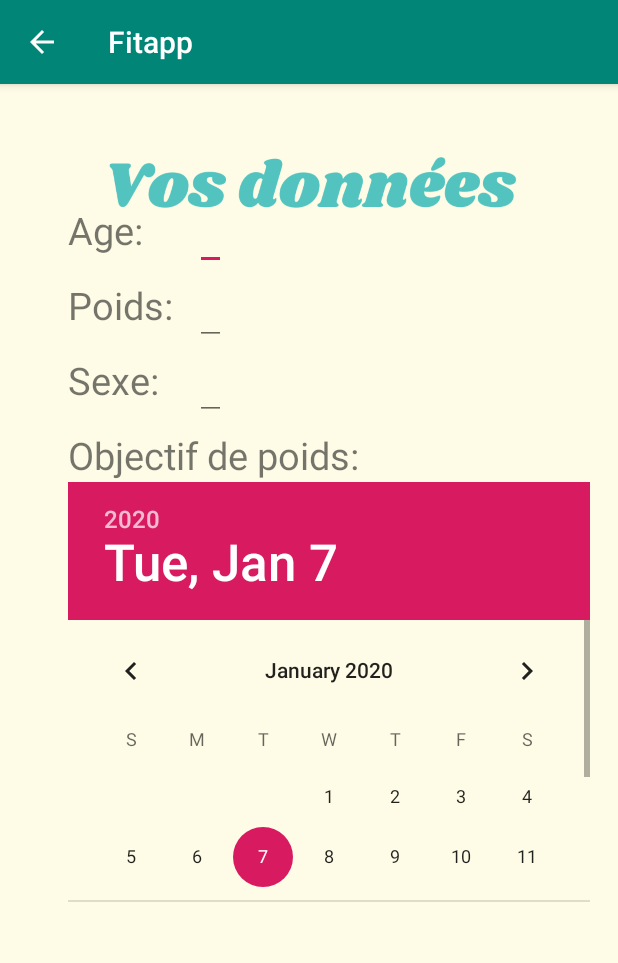
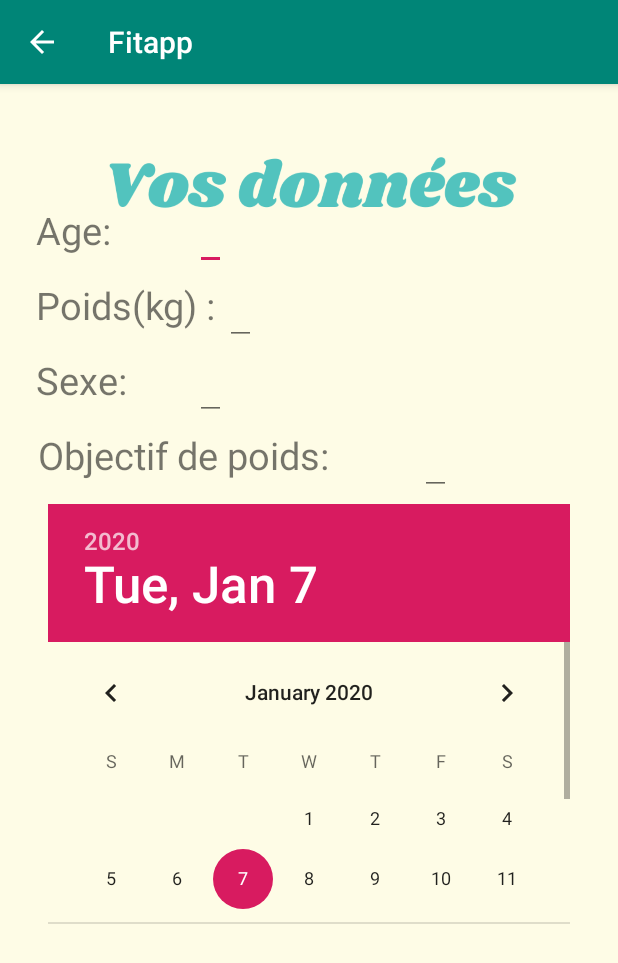
Before and after one commit to MikailINTech/fitapp, an Android app: the dataActivity screen opened directly, with no data from a screen before it, on a phone screen of 412 x 824 dp. Shown: the top 963 px of the screen. Run offline under Robolectric (Android 15) with nearby library versions, the phone set to English and light mode, and no system bars.

Commit message:
amélioration de la mise en page des deux activités

```diff
--- a/Fitapp/app/src/main/res/layout/activity_data.xml
+++ b/Fitapp/app/src/main/res/layout/activity_data.xml
@@ -18,6 +18,7 @@
             android:layout_marginStart="130dp"
             android:layout_marginLeft="130dp"
             android:layout_marginTop="76dp"
+            android:inputType="number"
             android:text=""
             android:textSize="20dp"
             app:layout_constraintStart_toStartOf="parent"
@@ -27,35 +28,39 @@
             android:id="@+id/agetext"
             android:layout_width="150dp"
             android:layout_height="56dp"
-            android:layout_marginStart="45dp"
-            android:layout_marginLeft="45dp"
+            android:layout_marginStart="24dp"
+            android:layout_marginLeft="24dp"
             android:layout_marginTop="80dp"
             android:text="Age: "
             android:textSize="25dp"
             app:layout_constraintStart_toStartOf="parent"
             app:layout_constraintTop_toTopOf="parent" />
+
         <EditText
             android:id="@+id/poids"
             android:layout_width="wrap_content"
             android:layout_height="wrap_content"
-            android:layout_marginStart="130dp"
-            android:layout_marginLeft="130dp"
+            android:layout_marginStart="150dp"
+            android:layout_marginLeft="150dp"
             android:layout_marginTop="126dp"
+            android:inputType="number"
             android:text=""
             android:textSize="20dp"
             app:layout_constraintStart_toStartOf="parent"
             app:layout_constraintTop_toTopOf="parent"></EditText>
+
         <TextView
             android:id="@+id/poidstext"
             android:layout_width="150dp"
             android:layout_height="56dp"
-            android:layout_marginStart="45dp"
-            android:layout_marginLeft="45dp"
+            android:layout_marginStart="24dp"
+            android:layout_marginLeft="24dp"
             android:layout_marginTop="130dp"
-            android:text="Poids: "
+            android:text="Poids(kg) : "
             android:textSize="25dp"
             app:layout_constraintStart_toStartOf="parent"
             app:layout_constraintTop_toTopOf="parent" />
+
         <EditText
             android:id="@+id/sexe"
             android:layout_width="wrap_content"
@@ -63,21 +68,24 @@
             android:layout_marginStart="130dp"
             android:layout_marginLeft="130dp"
             android:layout_marginTop="176dp"
+            android:inputType="text"
             android:text=""
             android:textSize="20dp"
             app:layout_constraintStart_toStartOf="parent"
             app:layout_constraintTop_toTopOf="parent"></EditText>
+
         <TextView
             android:id="@+id/sexetext"
             android:layout_width="150dp"
             android:layout_height="56dp"
-            android:layout_marginStart="45dp"
-            android:layout_marginLeft="45dp"
+            android:layout_marginStart="24dp"
+            android:layout_marginLeft="24dp"
             android:layout_marginTop="180dp"
             android:text="Sexe: "
             android:textSize="25dp"
             app:layout_constraintStart_toStartOf="parent"
             app:layout_constraintTop_toTopOf="parent" />
+
         <EditText
             android:id="@+id/objectif"
             android:layout_width="wrap_content"
@@ -89,29 +97,37 @@
             android:textSize="20dp"
             app:layout_constraintStart_toStartOf="parent"
             app:layout_constraintTop_toTopOf="parent"></EditText>
+
         <TextView
             android:id="@+id/objectiftext"
             android:layout_width="250dp"
             android:layout_height="56dp"
-            android:layout_marginStart="45dp"
-            android:layout_marginLeft="45dp"
+            android:layout_marginStart="24dp"
+            android:layout_marginLeft="24dp"
             android:layout_marginTop="230dp"
+            android:layout_marginEnd="4dp"
+            android:layout_marginRight="4dp"
+            android:inputType="number"
             android:text="Objectif de poids: "
             android:textSize="25dp"
+            app:layout_constraintEnd_toStartOf="@+id/objectif"
             app:layout_constraintStart_toStartOf="parent"
             app:layout_constraintTop_toTopOf="parent" />
 
         <DatePicker
-            android:datePickerMode="calendar"
+            android:id="@+id/datePicker"
             android:layout_width="wrap_content"
             android:layout_height="280dp"
-            android:layout_marginStart="45dp"
-            android:layout_marginTop="265dp"
-            android:layout_marginLeft="150dp"
+            android:layout_marginStart="24dp"
+            android:layout_marginLeft="24dp"
+            android:layout_marginTop="280dp"
+            android:layout_marginEnd="24dp"
+            android:layout_marginRight="24dp"
+            android:datePickerMode="calendar"
+            app:layout_constraintEnd_toEndOf="parent"
+            app:layout_constraintHorizontal_bias="0.5"
             app:layout_constraintStart_toStartOf="parent"
-            app:layout_constraintTop_toTopOf="parent" ></DatePicker>
-
-
+            app:layout_constraintTop_toTopOf="parent"></DatePicker>
 
 
     </androidx.constraintlayout.widget.ConstraintLayout>
--- a/Fitapp/app/src/main/res/layout/uneimage.xml
+++ b/Fitapp/app/src/main/res/layout/uneimage.xml
@@ -7,7 +7,7 @@
 
     <ImageView
         android:id="@+id/imageView"
-        android:layout_width="400px"
-        android:layout_height="400px"
+        android:layout_width="200dp"
+        android:layout_height="200dp"
         />
 </LinearLayout>
```
Also changed, not shown: Fitapp/app/src/main/res/layout/activity_exercice.xml (+22 -17 lines).
